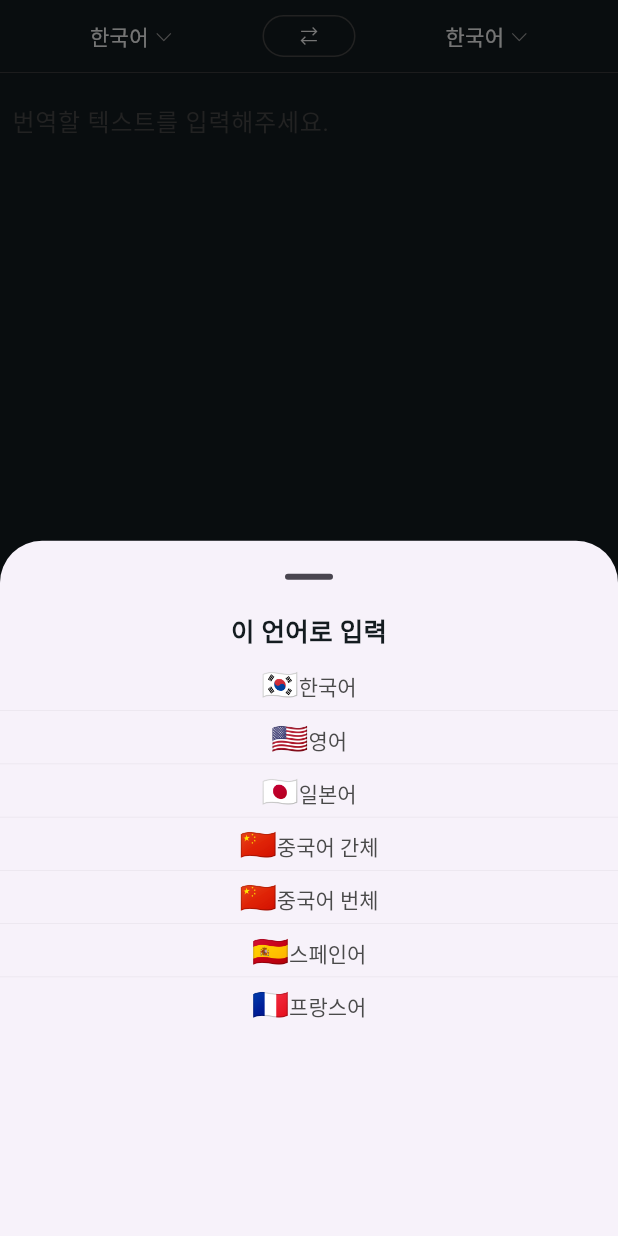
After one commit to rookedsysc/riverpod-codegen-workshop, a Flutter app: the screen it shows after launch, after a tap on "한국어", on a phone screen of 412 x 824 dp. The commit adds this screen. Run offline on Flutter 3.47's test engine with Material 2 defaults, Android fonts, the phone set to English and light mode, and no system bars; our stand-ins replace dio, line_icons, pretty_dio_logger.

Commit message:
언어 선택을 위한 bottom sheet 추가

```diff
--- a/translator_without_state_management/lib/common/color_util.dart
+++ b/translator_without_state_management/lib/common/color_util.dart
@@ -7,6 +7,8 @@ class ColorUtil {
   static const Color grayScale164 = Color.fromRGBO(164, 164, 164, 1);
   static const Color grayScale222 = Color.fromRGBO(222, 222, 222, 1);
 
+  static const background = Color.fromRGBO(20, 28, 32, 1);
+
   static Color grayScale(int scale) {
     return Color.fromRGBO(scale, scale, scale, 1);
   }
--- a/translator_without_state_management/lib/common/enum.dart
+++ b/translator_without_state_management/lib/common/enum.dart
@@ -0,0 +1,22 @@
+enum LanguageType {
+  source,
+  dest,
+}
+
+enum Languages {
+  korean(display: '한국어', code: 'ko', flag: '🇰🇷'),
+  english(display: '영어', code: 'en', flag: '🇺🇸'),
+  japanese(display: '일본어', code: 'ja', flag: '🇯🇵'),
+  chineseCn(display: '중국어 간체', code: 'zh-CN', flag: '🇨🇳'),
+  chineseTw(display: '중국어 번체', code: 'zh-TW', flag: '🇨🇳'),
+  spanish(display: '스페인어', code: 'es', flag: '🇪🇸'),
+  french(display: '프랑스어', code: 'fr', flag: '🇫🇷');
+
+  const Languages({required this.display, required this.code, required this.flag});
+  final String code;
+  final String display;
+  final String flag;
+
+  @override
+  String toString() => code;
+}
--- a/translator_without_state_management/lib/main.dart
+++ b/translator_without_state_management/lib/main.dart
@@ -1,5 +1,6 @@
 import 'package:flutter/material.dart';
 import 'package:flutter/services.dart';
+import 'package:translator_without_state_management/common/color_util.dart';
 import 'package:translator_without_state_management/data/translate_repository.dart';
 import 'package:translator_without_state_management/domain/translator.dart';
 import 'package:translator_without_state_management/presentation/screen/translate_screen.dart';
@@ -17,7 +18,7 @@ class MainApp extends StatelessWidget {
     return MaterialApp(
       theme: ThemeData(
         useMaterial3: true,
-        scaffoldBackgroundColor: const Color.fromRGBO(20, 28, 32, 1),
+        scaffoldBackgroundColor: ColorUtil.background,
       ),
       debugShowCheckedModeBanner: false,
       home: TranslateScreen(
--- /dev/null
+++ b/translator_without_state_management/lib/presentation/bottom_sheet/language_bottom_sheet.dart
@@ -0,0 +1,68 @@
+import 'package:flutter/material.dart';
+import 'package:translator_without_state_management/common/color_util.dart';
+import 'package:translator_without_state_management/common/enum.dart';
+
+class LanguagesBottomSheet extends StatelessWidget {
+  final LanguageType languageType;
+  const LanguagesBottomSheet({super.key, required this.languageType});
+
+  @override
+  Widget build(BuildContext context) {
+    const languages = Languages.values;
+    return Stack(
+      children: [
+        Padding(
+          padding: const EdgeInsets.only(top: 30),
+          child: ListView.separated(
+            itemCount: languages.length,
+            itemBuilder: (context, index) {
+              final language = languages[index];
+              return Padding(
+                padding: const EdgeInsets.symmetric(vertical: 6),
+                child: Center(
+                  child: RichText(
+                    text: TextSpan(
+                      text: language.flag,
+                      style: const TextStyle(
+                        fontSize: 20,
+                      ),
+                      children: [
+                        TextSpan(
+                          text: language.display,
+                          style: const TextStyle(
+                            fontSize: 14,
+                            fontWeight: FontWeight.w400,
+                            color: ColorUtil.grayScale74,
+                          ),
+                        )
+                      ],
+                    ),
+                  ),
+                ),
+              );
+            },
+            separatorBuilder: (BuildContext context, int index) {
+              return Container(
+                height: 0.5,
+                color: ColorUtil.grayScale74.withOpacity(0.08),
+              );
+            },
+          ),
+        ),
+        SizedBox(
+          height: 24,
+          child: Center(
+            child: Text(
+              languageType == LanguageType.source ? '이 언어로 입력' : '이 언어로 번역',
+              style: const TextStyle(
+                fontSize: 17,
+                fontWeight: FontWeight.w600,
+                color: ColorUtil.background,
+              ),
+            ),
+          ),
+        ),
+      ],
+    );
+  }
+}
--- a/translator_without_state_management/lib/presentation/component/language_selector.dart
+++ b/translator_without_state_management/lib/presentation/component/language_selector.dart
@@ -1,14 +1,28 @@
 import 'package:flutter/material.dart';
 import 'package:line_icons/line_icon.dart';
 import 'package:translator_without_state_management/common/color_util.dart';
+import 'package:translator_without_state_management/common/enum.dart';
+import 'package:translator_without_state_management/presentation/bottom_sheet/language_bottom_sheet.dart';
 
 class LanguageSelector extends StatelessWidget {
-  const LanguageSelector({super.key});
+  final LanguageType languageType;
+  const LanguageSelector({super.key, required this.languageType});
 
   @override
   Widget build(BuildContext context) {
-    return const Row(
+    return GestureDetector(
+      onTap: () {
+        showModalBottomSheet(
+          context: context,
+          showDragHandle: true,
+          builder: (context) {
+            return LanguagesBottomSheet(languageType: languageType);
+          },
+        );
+      },
+      child: const Row(
         mainAxisAlignment: MainAxisAlignment.center,
+        mainAxisSize: MainAxisSize.min,
         children: [
           Text(
             '한국어',
@@ -20,6 +34,7 @@ class LanguageSelector extends StatelessWidget {
             color: ColorUtil.grayScale164,
           ),
         ],
+      ),
     );
   }
 }
--- a/translator_without_state_management/lib/presentation/layout/translate_top.dart
+++ b/translator_without_state_management/lib/presentation/layout/translate_top.dart
@@ -1,5 +1,6 @@
 import 'package:flutter/material.dart';
 import 'package:translator_without_state_management/common/color_util.dart';
+import 'package:translator_without_state_management/common/enum.dart';
 import 'package:translator_without_state_management/presentation/component/language_exchanger.dart';
 import 'package:translator_without_state_management/presentation/component/language_selector.dart';
 
@@ -16,12 +17,16 @@ class TranslateTop extends StatelessWidget {
             children: [
               Expanded(
                 flex: 1,
-                child: LanguageSelector(),
+                child: LanguageSelector(
+                  languageType: LanguageType.source,
+                ),
               ),
               LanguageExchanger(),
               Expanded(
                 flex: 1,
-                child: LanguageSelector(),
+                child: LanguageSelector(
+                  languageType: LanguageType.dest,
+                ),
               ),
             ],
           ),
```
Lines whose indentation alone changed are shown as unchanged.
